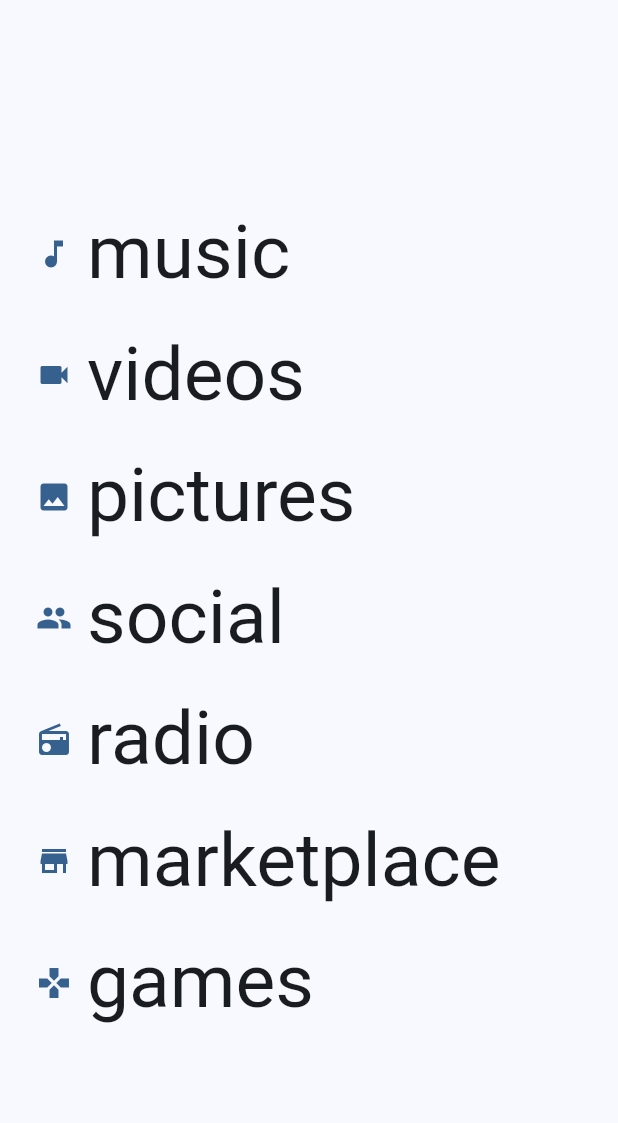
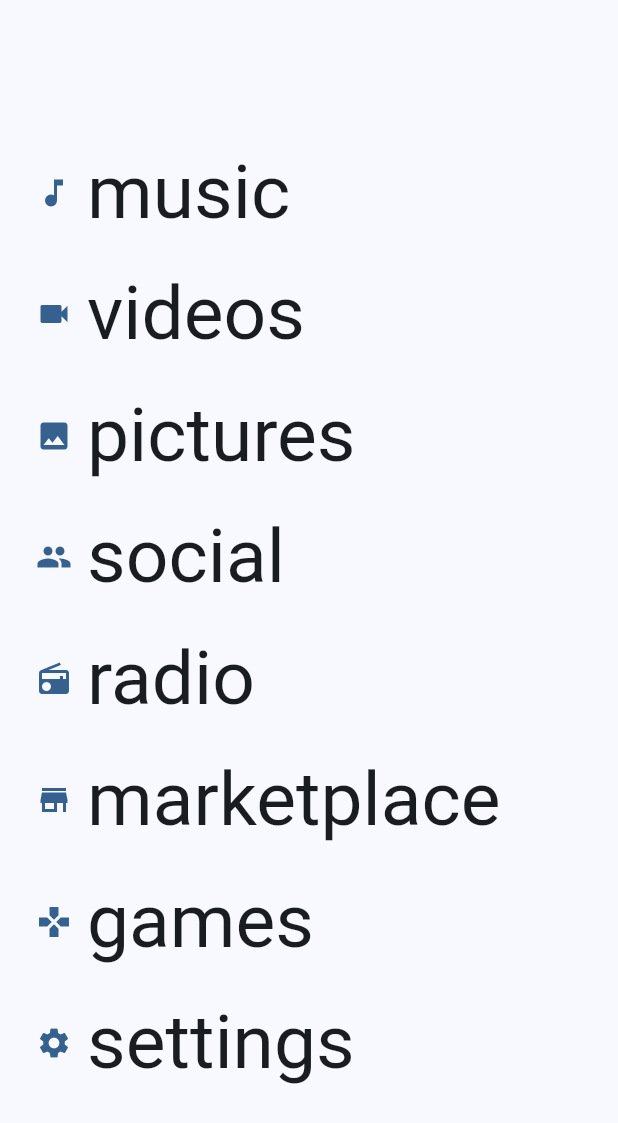
Before and after one commit to andreadelsarto/MVZK, a Flutter app: the screen it shows after launch, on a phone screen of 412 x 824 dp. Shown: the top 1123 px of the screen. Run offline on Flutter 3.47's test engine with Material 3 defaults, Android fonts, the phone set to English and light mode, and no system bars; drawn by our look-alikes of dynamic_color; our stand-ins replace just_audio, on_audio_query, permission_handler, shared_preferences; missing offline and left inert: audiotagger.

Commit message:
added settings and theme provider

```diff
--- a/lib/main.dart
+++ b/lib/main.dart
@@ -3,6 +3,8 @@ import 'package:just_audio/just_audio.dart';
 import 'package:dynamic_color/dynamic_color.dart';
 import 'package:mzvk/screens/splash_screen.dart';
 import 'package:mzvk/screens/home_screen.dart';
+import 'package:mzvk/screens/theme_provider.dart';
+import 'package:provider/provider.dart';
 
 void main() {
   runApp(const MyApp());
@@ -13,6 +15,10 @@ class MyApp extends StatelessWidget {
 
   @override
   Widget build(BuildContext context) {
+    return ChangeNotifierProvider(
+      create: (context) => ThemeProvider(),
+      child: Consumer<ThemeProvider>(
+        builder: (context, themeProvider, child) {
           return DynamicColorBuilder(
             builder: (ColorScheme? lightDynamic, ColorScheme? darkDynamic) {
               ColorScheme lightColorScheme;
@@ -22,12 +28,18 @@ class MyApp extends StatelessWidget {
                 lightColorScheme = lightDynamic.harmonized();
                 darkColorScheme = darkDynamic.harmonized();
               } else {
-          lightColorScheme = ColorScheme.fromSeed(seedColor: Colors.blue);
-          darkColorScheme = ColorScheme.fromSeed(seedColor: Colors.blue, brightness: Brightness.dark);
+                lightColorScheme = ColorScheme.fromSeed(
+                  seedColor: themeProvider.accentColor,
+                );
+                darkColorScheme = ColorScheme.fromSeed(
+                  seedColor: themeProvider.accentColor,
+                  brightness: Brightness.dark,
+                );
               }
 
               return MaterialApp(
                 title: 'MVZK',
+                themeMode: themeProvider.themeMode,
                 theme: ThemeData(
                   colorScheme: lightColorScheme,
                   useMaterial3: true,
@@ -40,5 +52,8 @@ class MyApp extends StatelessWidget {
               );
             },
           );
+        },
+      ),
+    );
   }
 }
--- a/lib/screens/home_screen.dart
+++ b/lib/screens/home_screen.dart
@@ -2,6 +2,7 @@ import 'package:flutter/material.dart';
 import 'song_list_screen.dart';
 import 'package:just_audio/just_audio.dart';
 import 'game_screen.dart';  // Importa la nuova schermata
+import 'SettingsScreen.dart';
 
 class HomeScreen extends StatelessWidget {
   final AudioPlayer audioPlayer;
@@ -39,6 +40,14 @@ class HomeScreen extends StatelessWidget {
               _buildMenuItem(context, 'marketplace', Icons.store, () {}),
               _buildMenuItem(context, 'games', Icons.games, () {
                 Navigator.of(context).push(_createRoute());
+              }),
+              _buildMenuItem(context, 'settings', Icons.settings, () { // Aggiunta voce Settings
+              Navigator.push(
+              context,
+              MaterialPageRoute(
+              builder: (context) => const SettingsScreen(), // Naviga alla schermata Settings
+              ),
+              );
               }),
             ],
           ),
--- /dev/null
+++ b/lib/screens/theme_provider.dart
@@ -0,0 +1,51 @@
+import 'package:flutter/material.dart';
+import 'package:shared_preferences/shared_preferences.dart';
+
+class ThemeProvider extends ChangeNotifier {
+  ThemeMode _themeMode = ThemeMode.system;
+  Color _accentColor = Colors.blue; // Colore accento di default
+
+  ThemeMode get themeMode => _themeMode;
+  Color get accentColor => _accentColor;
+
+  ThemeProvider() {
+    _loadPreferences();
+  }
+
+  void _loadPreferences() async {
+    SharedPreferences prefs = await SharedPreferences.getInstance();
+    String? themeModeStr = prefs.getString('themeMode');
+    int? accentColorInt = prefs.getInt('accentColor');
+
+    _themeMode = _getThemeModeFromString(themeModeStr ?? 'system');
+    _accentColor = accentColorInt != null ? Color(accentColorInt) : Colors.blue;
+
+    notifyListeners(); // Notifica le modifiche agli ascoltatori
+  }
+
+  void setThemeMode(ThemeMode themeMode) async {
+    _themeMode = themeMode;
+    SharedPreferences prefs = await SharedPreferences.getInstance();
+    await prefs.setString('themeMode', _themeMode.toString().split('.').last);
+    notifyListeners();
+  }
+
+  void setAccentColor(Color color) async {
+    _accentColor = color;
+    SharedPreferences prefs = await SharedPreferences.getInstance();
+    await prefs.setInt('accentColor', color.value);
+    notifyListeners();
+  }
+
+  ThemeMode _getThemeModeFromString(String themeModeStr) {
+    switch (themeModeStr) {
+      case 'light':
+        return ThemeMode.light;
+      case 'dark':
+        return ThemeMode.dark;
+      case 'system':
+      default:
+        return ThemeMode.system;
+    }
+  }
+}
```
Also changed, not shown: lib/screens/SettingsScreen.dart (added, +72 -0 lines), lib/screens/theme_settings_screen.dart (added, +111 -0 lines), pubspec.lock. Lines whose indentation alone changed are shown as unchanged.
